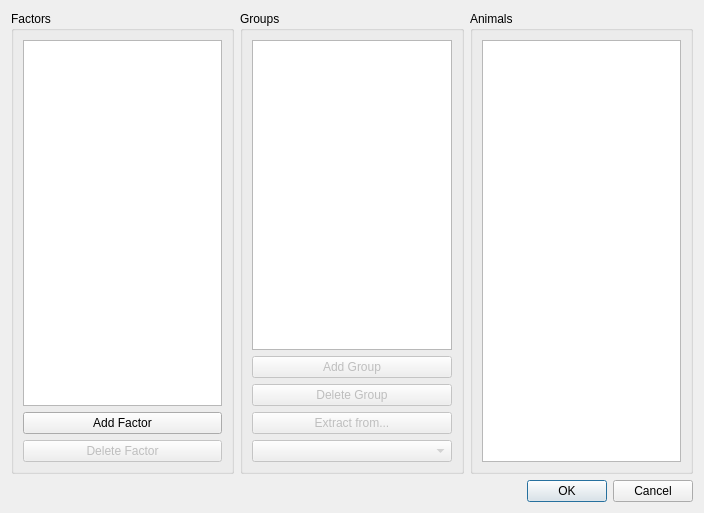
Old version of the form tse_analytics/views/factors_dialog.ui in the repository TSE-Systems/tse-analytics.
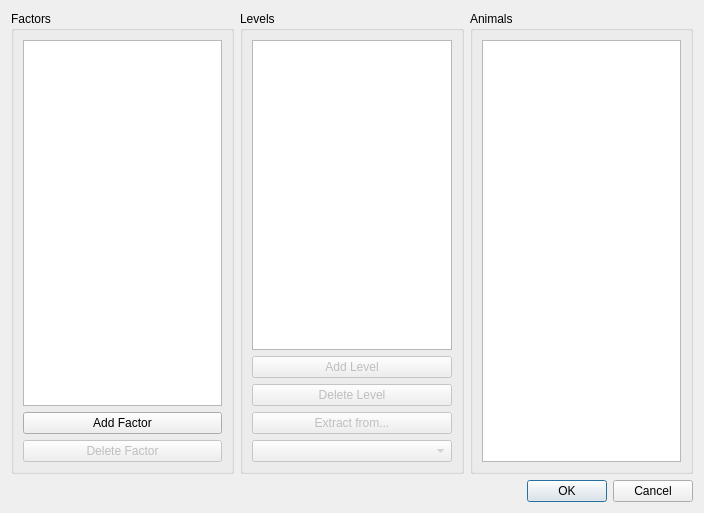
New version of the form.

Commit message: Rename of factor's groups to levels.

Patch:
```diff
--- a/tse_analytics/views/factors_dialog.ui
+++ b/tse_analytics/views/factors_dialog.ui
@@ -48,7 +48,7 @@
      <item>
       <widget class="QGroupBox" name="groupBoxGroups">
        <property name="title">
-        <string>Groups</string>
+        <string>Levels</string>
        </property>
        <layout class="QVBoxLayout" name="verticalLayout_3">
         <item>
@@ -60,7 +60,7 @@
            <bool>false</bool>
           </property>
           <property name="text">
-           <string>Add Group</string>
+           <string>Add Level</string>
           </property>
          </widget>
         </item>
@@ -70,7 +70,7 @@
            <bool>false</bool>
           </property>
           <property name="text">
-           <string>Delete Group</string>
+           <string>Delete Level</string>
           </property>
          </widget>
         </item>
```
Left out of the diff: 15 changed lines with no effect on the pictures. The commit also changes 14 other files.
